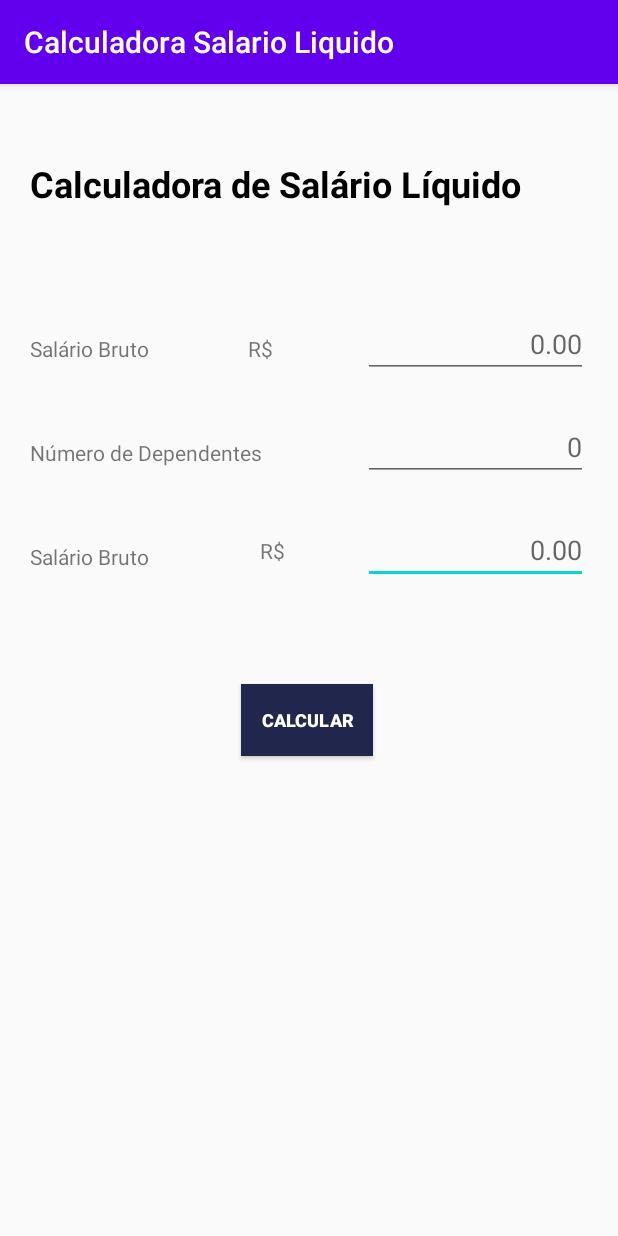
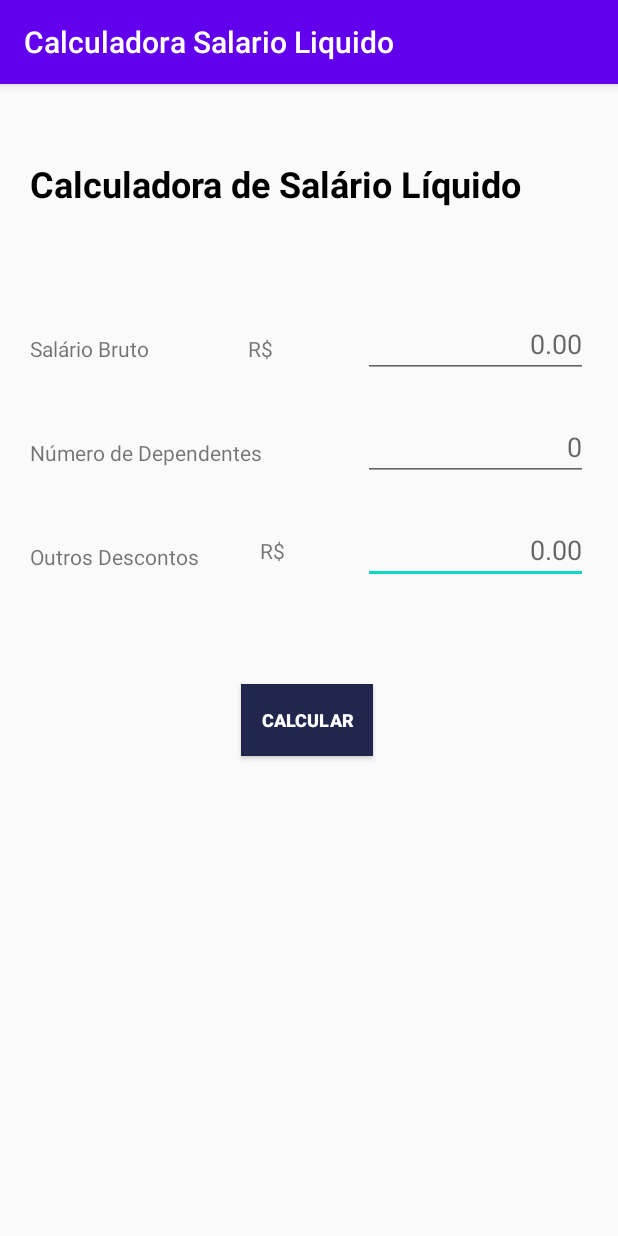
Before and after one commit to JeffGM/taxes-in-paycheck-app, an Android app: the screen it shows after launch (MainActivity), on a phone screen of 412 x 824 dp. Run offline under Robolectric (Android 15) with nearby library versions, the light colour scheme and no system bars.

Commit message:
minor correction to the "outros descontos" label

```diff
--- a/app/src/main/res/layout/activity_main.xml
+++ b/app/src/main/res/layout/activity_main.xml
@@ -57,7 +57,7 @@
         android:layout_height="wrap_content"
         android:layout_marginStart="20dp"
         android:layout_marginTop="50dp"
-        android:text="@string/salario_bruto"
+        android:text="@string/outros_descontos"
         app:layout_constraintStart_toStartOf="parent"
         app:layout_constraintTop_toBottomOf="@+id/textView5" />
 
```
